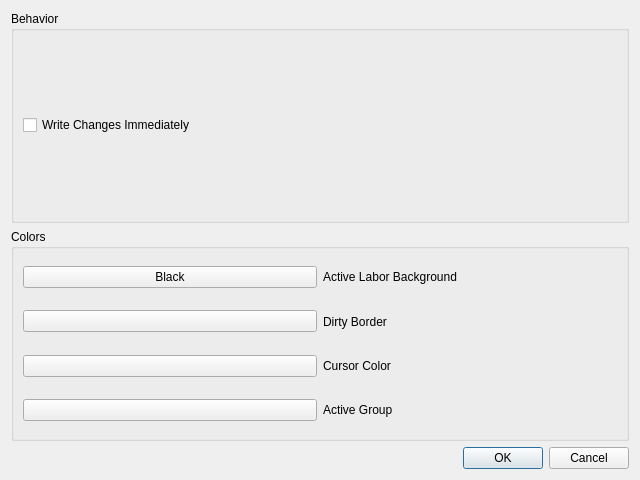
Qt form ui/optionsmenu.ui (Dwarf-Therapist/Dwarf-Therapist) before a commit.
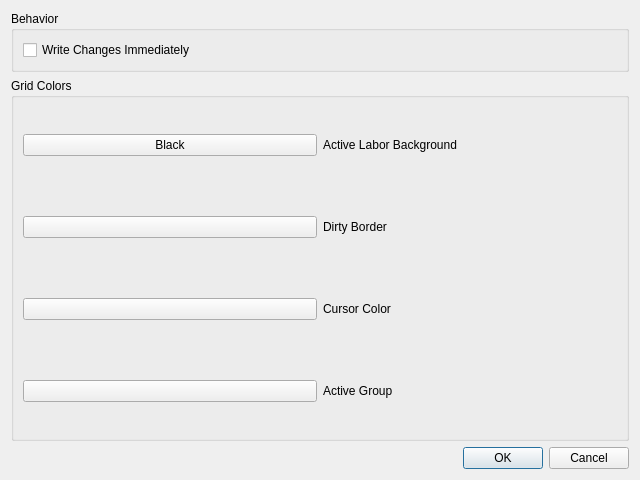
The same form after that commit. Custom widgets are drawn as their Qt base class.

What changed in the file:
```diff
--- a/ui/optionsmenu.ui
+++ b/ui/optionsmenu.ui
@@ -13,7 +13,7 @@
   <property name="windowTitle">
    <string>Options</string>
   </property>
-  <layout class="QVBoxLayout" name="verticalLayout_3">
+  <layout class="QVBoxLayout" name="verticalLayout_3" stretch="0,3,0">
    <item>
     <widget class="QGroupBox" name="groupBox">
      <property name="title">
@@ -33,7 +33,7 @@
    <item>
     <widget class="QGroupBox" name="groupBox_2">
      <property name="title">
-      <string>Colors</string>
+      <string>Grid Colors</string>
      </property>
      <layout class="QVBoxLayout" name="verticalLayout_2">
       <item>
```
Left out of the diff: 45 changed lines with no effect on the pictures.
